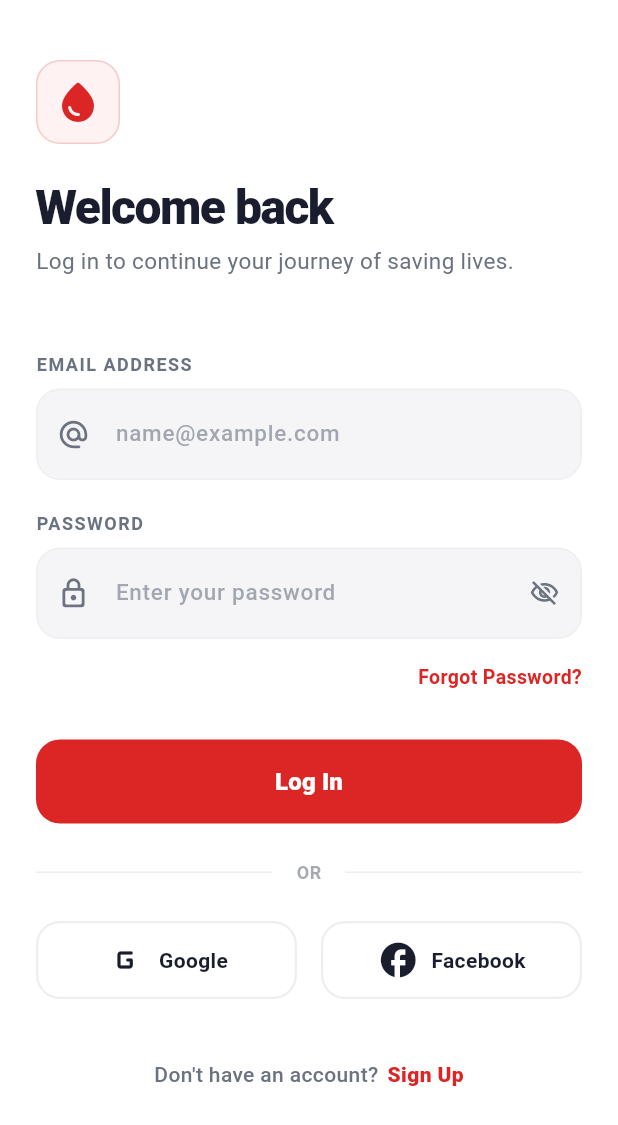
After one commit to Aku-12/raktadan_frontend, a Flutter app: the LoginScreen screen opened directly, on a phone screen of 412 x 824 dp. The commit adds this screen. Shown: the top 1125 px of the screen. Run offline on Flutter 3.47's test engine with Material 3 defaults, Android fonts, the phone set to English and light mode, and no system bars.

Commit message:
login page

```diff
--- /dev/null
+++ b/lib/features/auth/presentation/pages/login_screen.dart
@@ -0,0 +1,326 @@
+import 'package:flutter/material.dart';
+
+class LoginScreen extends StatefulWidget {
+  const LoginScreen({super.key});
+
+  @override
+  State<LoginScreen> createState() => _LoginScreenState();
+}
+
+class _LoginScreenState extends State<LoginScreen> {
+  static const Color _brandRed    = Color(0xFFDC2626);
+  static const Color _darkText    = Color(0xFF1A1D2E);
+  static const Color _mutedText   = Color(0xFF6B7280);
+  static const Color _lightGray   = Color(0xFFF5F5F7);
+  static const Color _borderColor = Color(0xFFEEEEF0);
+
+  final _emailController = TextEditingController();
+  final _passwordController = TextEditingController();
+  bool _obscurePassword = true;
+
+  @override
+  void dispose() {
+    _emailController.dispose();
+    _passwordController.dispose();
+    super.dispose();
+  }
+
+  @override
+  Widget build(BuildContext context) {
+    return Scaffold(
+      backgroundColor: Colors.white,
+      body: SafeArea(
+        child: SingleChildScrollView(
+          padding: const EdgeInsets.symmetric(horizontal: 24, vertical: 40),
+          child: Column(
+            crossAxisAlignment: CrossAxisAlignment.start,
+            children: [
+              _buildHeader(),
+              const SizedBox(height: 48),
+              _buildLoginForm(),
+              const SizedBox(height: 32),
+              _buildLoginButton(),
+              const SizedBox(height: 24),
+              _buildDivider(),
+              const SizedBox(height: 24),
+              _buildSocialLogin(),
+              const SizedBox(height: 40),
+              _buildSignUpPrompt(),
+            ],
+          ),
+        ),
+      ),
+    );
+  }
+
+  // ═══════════════════════════════════════════════════════════════════════════
+  //  HEADER
+  // ═══════════════════════════════════════════════════════════════════════════
+  Widget _buildHeader() {
+    return Column(
+      crossAxisAlignment: CrossAxisAlignment.start,
+      children: [
+        Container(
+          width: 56,
+          height: 56,
+          decoration: BoxDecoration(
+            color: const Color(0xFFFEF2F2), // Light red bg
+            borderRadius: BorderRadius.circular(16),
+            border: Border.all(color: _brandRed.withOpacity(0.2)),
+          ),
+          child: const Center(
+            child: Icon(Icons.water_drop_rounded, color: _brandRed, size: 32),
+          ),
+        ),
+        const SizedBox(height: 24),
+        const Text(
+          "Welcome back",
+          style: TextStyle(
+            fontSize: 32,
+            fontWeight: FontWeight.w900,
+            color: _darkText,
+            letterSpacing: -1,
+            height: 1.1,
+          ),
+        ),
+        const SizedBox(height: 8),
+        const Text(
+          "Log in to continue your journey of saving lives.",
+          style: TextStyle(
+            fontSize: 15,
+            color: _mutedText,
+            height: 1.5,
+          ),
+        ),
+      ],
+    );
+  }
+
+  // ═══════════════════════════════════════════════════════════════════════════
+  //  LOGIN FORM
+  // ═══════════════════════════════════════════════════════════════════════════
+  Widget _buildLoginForm() {
+    return Column(
+      crossAxisAlignment: CrossAxisAlignment.start,
+      children: [
+        _fieldLabel("EMAIL ADDRESS"),
+        const SizedBox(height: 8),
+        _buildTextField(
+          controller: _emailController,
+          icon: Icons.alternate_email_rounded,
+          hint: "name@example.com",
+          keyboardType: TextInputType.emailAddress,
+        ),
+        const SizedBox(height: 20),
+        _fieldLabel("PASSWORD"),
+        const SizedBox(height: 8),
+        _buildTextField(
+          controller: _passwordController,
+          icon: Icons.lock_outline_rounded,
+          hint: "Enter your password",
+          isPassword: true,
+        ),
+        const SizedBox(height: 16),
+        Align(
+          alignment: Alignment.centerRight,
+          child: GestureDetector(
+            onTap: () {},
+            child: const Text(
+              "Forgot Password?",
+              style: TextStyle(
+                fontSize: 13,
+                fontWeight: FontWeight.w700,
+                color: _brandRed,
+              ),
+            ),
+          ),
+        ),
+      ],
+    );
+  }
+
+  Widget _fieldLabel(String text) {
+    return Text(
+      text,
+      style: const TextStyle(
+        fontSize: 12,
+        fontWeight: FontWeight.w700,
+        color: _mutedText,
+        letterSpacing: 1,
+      ),
+    );
+  }
+
+  Widget _buildTextField({
+    required TextEditingController controller,
+    required IconData icon,
+    required String hint,
+    bool isPassword = false,
+    TextInputType keyboardType = TextInputType.text,
+  }) {
+    return Container(
+      decoration: BoxDecoration(
+        color: _lightGray,
+        borderRadius: BorderRadius.circular(16),
+        border: Border.all(color: _borderColor),
+      ),
+      child: TextField(
+        controller: controller,
+        obscureText: isPassword && _obscurePassword,
+        keyboardType: keyboardType,
+        style: const TextStyle(
+          fontSize: 15,
+          fontWeight: FontWeight.w600,
+          color: _darkText,
+        ),
+        decoration: InputDecoration(
+          hintText: hint,
+          hintStyle: TextStyle(
+            color: _mutedText.withOpacity(0.6),
+            fontWeight: FontWeight.w500,
+          ),
+          prefixIcon: Icon(icon, color: _mutedText, size: 22),
+          suffixIcon: isPassword
+              ? IconButton(
+                  icon: Icon(
+                    _obscurePassword ? Icons.visibility_off_outlined : Icons.visibility_outlined,
+                    color: _mutedText,
+                    size: 20,
+                  ),
+                  onPressed: () => setState(() => _obscurePassword = !_obscurePassword),
+                )
+              : null,
+          border: InputBorder.none,
+          contentPadding: const EdgeInsets.symmetric(vertical: 18),
+        ),
+      ),
+    );
+  }
+
+  // ═══════════════════════════════════════════════════════════════════════════
+  //  BUTTONS & SOCIALS
+  // ═══════════════════════════════════════════════════════════════════════════
+  Widget _buildLoginButton() {
+    return SizedBox(
+      width: double.infinity,
+      height: 56,
+      child: ElevatedButton(
+        onPressed: () {},
+        style: ElevatedButton.styleFrom(
+          backgroundColor: _brandRed,
+          foregroundColor: Colors.white,
+          elevation: 0,
+          shape: RoundedRectangleBorder(
+            borderRadius: BorderRadius.circular(16),
+          ),
+        ),
+        child: const Text(
+          "Log In",
+          style: TextStyle(
+            fontSize: 16,
+            fontWeight: FontWeight.w800,
+          ),
+        ),
+      ),
+    );
+  }
+
+  Widget _buildDivider() {
+    return Row(
+      children: [
+        Expanded(child: Divider(color: _borderColor, thickness: 1)),
+        Padding(
+          padding: const EdgeInsets.symmetric(horizontal: 16),
+          child: Text(
+            "OR",
+            style: TextStyle(
+              fontSize: 12,
+              fontWeight: FontWeight.w700,
+              color: _mutedText.withOpacity(0.6),
+            ),
+          ),
+        ),
+        Expanded(child: Divider(color: _borderColor, thickness: 1)),
+      ],
+    );
+  }
+
+  Widget _buildSocialLogin() {
+    return Row(
+      children: [
+        Expanded(
+          child: _socialButton(
+            icon: Icons.g_mobiledata_rounded, // Placeholder for Google icon
+            label: "Google",
+            onTap: () {},
+          ),
+        ),
+        const SizedBox(width: 16),
+        Expanded(
+          child: _socialButton(
+            icon: Icons.facebook_rounded, // Placeholder for Facebook icon
+            label: "Facebook",
+            onTap: () {},
+          ),
+        ),
+      ],
+    );
+  }
+
+  Widget _socialButton({required IconData icon, required String label, required VoidCallback onTap}) {
+    return GestureDetector(
+      onTap: onTap,
+      child: Container(
+        height: 52,
+        decoration: BoxDecoration(
+          color: Colors.white,
+          borderRadius: BorderRadius.circular(16),
+          border: Border.all(color: _borderColor, width: 1.5),
+        ),
+        child: Row(
+          mainAxisAlignment: MainAxisAlignment.center,
+          children: [
+            Icon(icon, size: 28, color: _darkText),
+            const SizedBox(width: 8),
+            Text(
+              label,
+              style: const TextStyle(
+                fontSize: 14,
+                fontWeight: FontWeight.w700,
+                color: _darkText,
+              ),
+            ),
+          ],
+        ),
+      ),
+    );
+  }
+
+  Widget _buildSignUpPrompt() {
+    return Row(
+      mainAxisAlignment: MainAxisAlignment.center,
+      children: [
+        const Text(
+          "Don't have an account?",
+          style: TextStyle(
+            fontSize: 14,
+            fontWeight: FontWeight.w500,
+            color: _mutedText,
+          ),
+        ),
+        const SizedBox(width: 6),
+        GestureDetector(
+          onTap: () {},
+          child: const Text(
+            "Sign Up",
+            style: TextStyle(
+              fontSize: 14,
+              fontWeight: FontWeight.w800,
+              color: _brandRed,
+            ),
+          ),
+        ),
+      ],
+    );
+  }
+}
--- a/lib/main.dart
+++ b/lib/main.dart
@@ -3,6 +3,8 @@ import 'package:flutter/services.dart';
 // import 'features/profile/presentation/pages/profile_screen.dart';
 // import 'features/notifications/presentation/pages/notification_screen.dart';
 import 'features/home/presentation/pages/home_screen.dart';
+import 'features/auth/presentation/pages/login_screen.dart';
+
 void main() {
   WidgetsFlutterBinding.ensureInitialized();
   SystemChrome.setSystemUIOverlayStyle(
```
